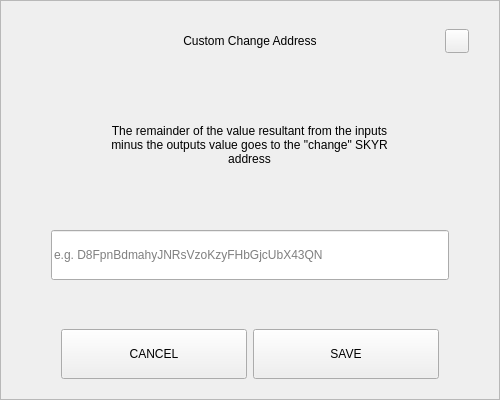
Above: src/qt/pivx/forms/sendchangeaddressdialog.ui from SkynetResearchProject/Skyrcoin before the change. Below: the same form after it.
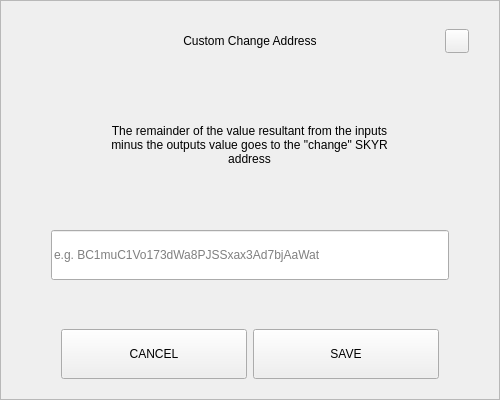
That is the form after the change.

Commit message: v2.0.0.9-cs change cs form and pivx to skyr addr in help system

What changed in the file:
```diff
--- a/src/qt/pivx/forms/sendchangeaddressdialog.ui
+++ b/src/qt/pivx/forms/sendchangeaddressdialog.ui
@@ -207,7 +207,7 @@
            </size>
           </property>
           <property name="placeholderText">
-           <string notr="true">e.g. D8FpnBdmahyJNRsVzoKzyFHbGjcUbX43QN</string>
+           <string notr="true">e.g. BC1muC1Vo173dWa8PJSSxax3Ad7bjAaWat</string>
           </property>
          </widget>
         </item>
```
The commit also changes 3 other files.
